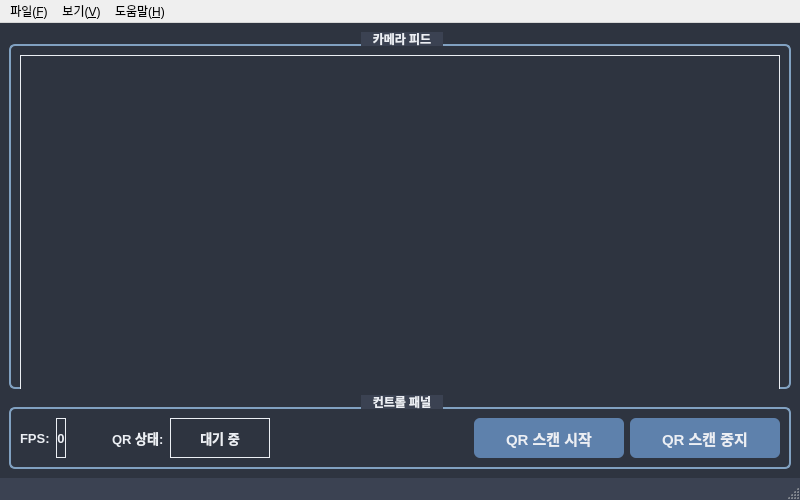
First picture: the form in robot_vision/ui/mainwindow.ui, repository mkdir-sweetiepie/turtlebot_robot, before the edit.
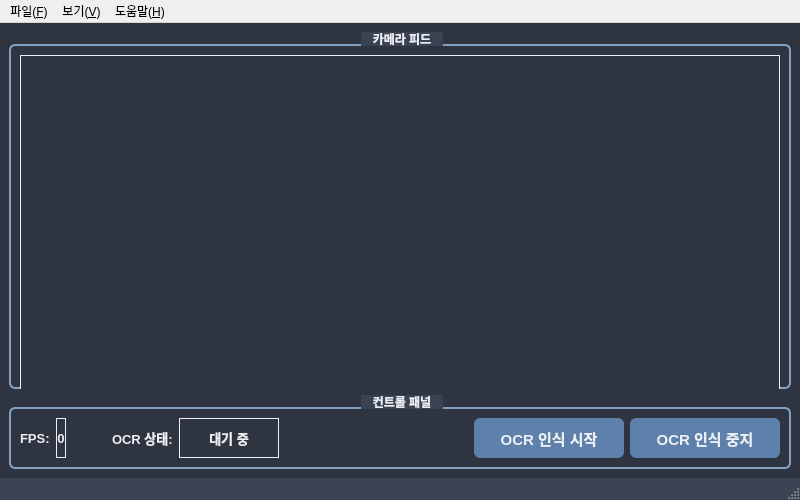
Second picture: the form after the edit. Icons and pictures are not drawn.

```diff
--- a/robot_vision/ui/mainwindow.ui
+++ b/robot_vision/ui/mainwindow.ui
@@ -168,7 +168,7 @@
             </font>
            </property>
            <property name="text">
-            <string>QR 상태:</string>
+                        <string>OCR 상태:</string>
            </property>
           </widget>
          </item>
@@ -229,7 +229,7 @@
             </font>
            </property>
            <property name="text">
-            <string>QR 스캔 시작</string>
+                        <string>OCR 인식 시작</string>
            </property>
           </widget>
          </item>
@@ -248,7 +248,7 @@
             </font>
            </property>
            <property name="text">
-            <string>QR 스캔 중지</string>
+                        <string>OCR 인식 중지</string>
            </property>
           </widget>
          </item>
```
Left out of the diff: 113 changed lines with no effect on the pictures. Lines whose indentation alone changed are shown as unchanged.
